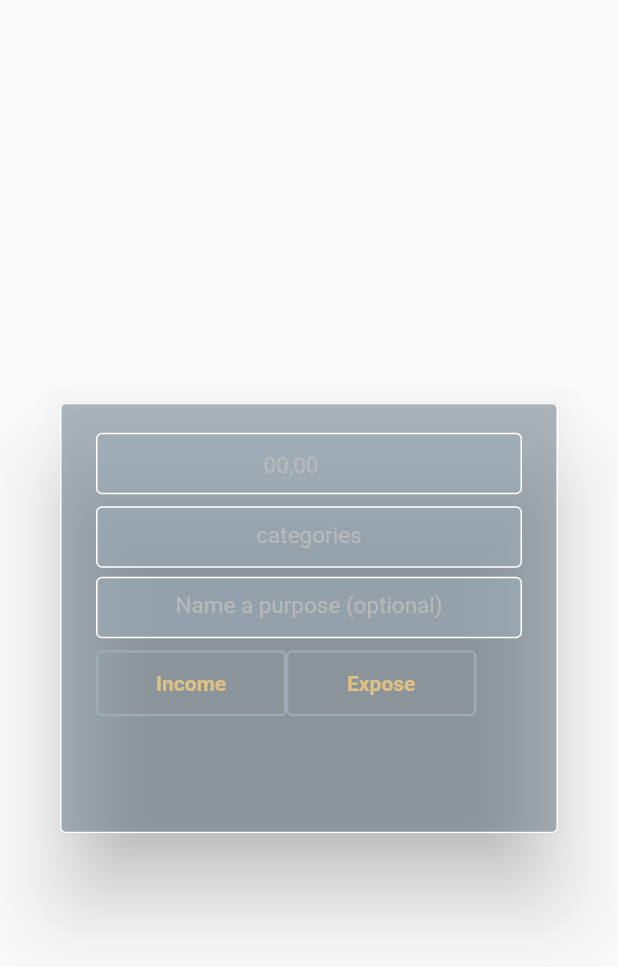
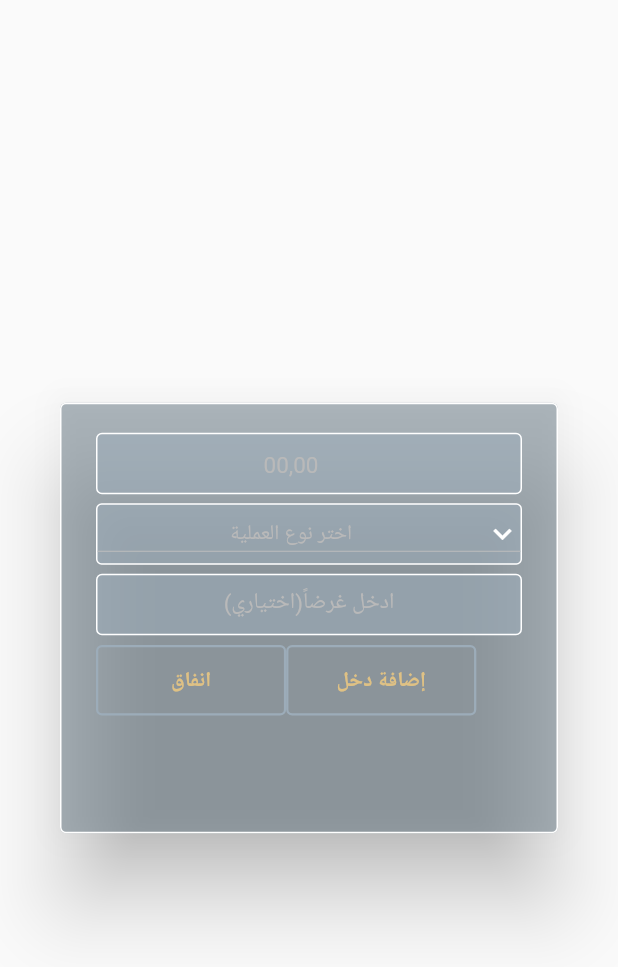
Before and after one commit to SmahBamomen/MoneyManager, a Flutter app: the AddExpense widget shown alone on an empty page, opened directly, on a phone screen of 412 x 824 dp. Shown: the top 967 px of the screen. Run offline on Flutter 3.47's test engine with Material 2 defaults, Android fonts, the phone set to English and light mode, and no system bars; our stand-ins replace cloud_firestore, firebase_auth, firebase_core, flutter_svg, get; missing offline and left inert: dart:ffi, mrx_charts; accounts and stored records are empty; network calls fail.

Commit message:
dropdownlist

```diff
--- a/lib/Widget/custom_textfield.dart
+++ b/lib/Widget/custom_textfield.dart
@@ -91,8 +91,7 @@ class _CustomTextFeildState extends State<CustomTextFeild> {
 OutlineInputBorder inputBorder({widthBorder, color, double? borderRadius}) {
   return OutlineInputBorder(
     borderSide: BorderSide(
-        width: widthBorder ?? 1.0,
-        color: color ?? CustomColors.colorWhite),
+        width: widthBorder ?? 1.0, color: color ?? CustomColors.colorWhite),
     borderRadius: BorderRadius.circular(borderRadius ?? 4),
   );
 }
--- a/lib/screens/add_expense.dart
+++ b/lib/screens/add_expense.dart
@@ -5,6 +5,8 @@ import 'package:money_manager/Widget/custom_textfield.dart';
 import 'package:flutter/services.dart';
 import 'package:money_manager/model/function.dart';
 import 'package:cloud_firestore/cloud_firestore.dart';
+import 'drobDown.dart';
+
 class AddExpense extends StatefulWidget {
   const AddExpense({Key? key}) : super(key: key);
 
@@ -18,10 +20,8 @@ class _AddExpenseState extends State<AddExpense> {
   TextEditingController purposeController = new TextEditingController();
   @override
   Widget build(BuildContext context) {
-    return StatefulBuilder(
-        builder: (BuildContext context, setState) {
+    return StatefulBuilder(builder: (BuildContext context, setState) {
       return AlertDialog(
-
         backgroundColor: CustomColors.colorAlertGrey.withOpacity(0.5),
         scrollable: true,
         shape: RoundedRectangleBorder(
@@ -32,8 +32,6 @@ class _AddExpenseState extends State<AddExpense> {
           height: 243,
           child: Column(
             children: <Widget>[
-
-
               CustomTextFeild(
                 // widthBorder: 0.0,
                 controller: moneyController,
@@ -42,25 +40,20 @@ class _AddExpenseState extends State<AddExpense> {
                 suffix: Icon(Icons.attach_money),
                 keyboardType: TextInputType.phone,
                 inputFormatters: <TextInputFormatter>[
-                  FilteringTextInputFormatter.allow(
-                      RegExp(r'[0-9]')),
+                  FilteringTextInputFormatter.allow(RegExp(r'[0-9]')),
                   LengthLimitingTextInputFormatter(10)
                 ],
               ),
               const SizedBox(
-                height: 8,
+                height: 6,
               ),
-              CustomTextFeild(
-                controller: categoriesController,
-                hinttext: 'categories',
-                keyboardType: TextInputType.number,
-              ),
+              const Dropdown(),
               const SizedBox(
                 height: 6,
               ),
               CustomTextFeild(
                 controller: purposeController,
-                hinttext: 'Name a purpose (optional)',
+                hinttext: 'ادخل غرضاً(اختياري)',
                 keyboardType: TextInputType.number,
               ),
               const SizedBox(
@@ -68,29 +61,35 @@ class _AddExpenseState extends State<AddExpense> {
               ),
               Row(children: [
                 CustomButton(
-                  text: 'Income',
+                  text: 'انفاق',
                   width: MediaQuery.of(context).size.width / 3.25,
                   // color: Colors.white,
                   color: Colors.transparent,
                   textColor: CustomColors.colorYellow,
                   action: () {
                     setState(() {
-
-
-                      incomeAndOutcomeFunction( double.parse(moneyController.value.text), categoriesController.text, purposeController.text,true);
-Navigator.pop(context);
+                      incomeAndOutcomeFunction(
+                          double.parse(moneyController.value.text),
+                          categoriesController.text,
+                          purposeController.text,
+                          true);
+                      Navigator.pop(context);
                     });
                   },
                 ),
                 CustomButton(
                   width: MediaQuery.of(context).size.width / 3.25,
-                  text: 'Expose',
+                  text: 'إضافة دخل',
                   // color: Colors.white,
                   color: Colors.transparent,
                   textColor: CustomColors.colorYellow,
                   action: () {
-                    setState((){
-                      incomeAndOutcomeFunction( double.parse(moneyController.value.text), categoriesController.text, purposeController.text,false);
+                    setState(() {
+                      incomeAndOutcomeFunction(
+                          double.parse(moneyController.value.text),
+                          categoriesController.text,
+                          purposeController.text,
+                          false);
                       Navigator.pop(context);
                     });
                   },
@@ -99,47 +98,61 @@ Navigator.pop(context);
             ],
           ),
         ),
-      );});
+      );
+    });
   }
-  void incomeAndOutcomeFunction(double money , String categories ,String purpose ,bool income) async{
+
+  void incomeAndOutcomeFunction(
+      double money, String categories, String purpose, bool income) async {
     double salary = 0;
-    double incomeCount =0 ;
+    double incomeCount = 0;
     FirebaseFirestore fprofits = FirebaseFirestore.instance;
 
-    final collection = await fprofits.collection('users').doc(auth.currentUser?.uid).get();
+    final collection =
+        await fprofits.collection('users').doc(auth.currentUser?.uid).get();
     final data = collection.data();
     print(data!['monthlyBalance']);
     salary = data!['monthlyBalance'];
     double bacicsOutcome = data!['bacicsOutcome'];
-    if (income == true){
+    if (income == true) {
       incomeCount = salary + money;
-      addToDB(incomeCount,bacicsOutcome);
+      addToDB(incomeCount, bacicsOutcome);
       FirebaseFirestore.instance
-          .collection('users').doc(auth.currentUser?.uid).collection("manager")
-          .add({'money':money , 'categories':categories , 'purpose':purpose ,'income':true,'outcome':false});
-
-    }
-  else {
+          .collection('users')
+          .doc(auth.currentUser?.uid)
+          .collection("manager")
+          .add({
+        'money': money,
+        'categories': categories,
+        'purpose': purpose,
+        'income': true,
+        'outcome': false
+      });
+    } else {
       incomeCount = salary - money;
       bacicsOutcome = bacicsOutcome + money;
-      addToDB(incomeCount,bacicsOutcome);
+      addToDB(incomeCount, bacicsOutcome);
       FirebaseFirestore.instance
-          .collection('users').doc(auth.currentUser?.uid).collection("manager")
-          .add({'money':money , 'categories':categories , 'purpose':purpose ,'income':false,'outcome':true});
-
+          .collection('users')
+          .doc(auth.currentUser?.uid)
+          .collection("manager")
+          .add({
+        'money': money,
+        'categories': categories,
+        'purpose': purpose,
+        'income': false,
+        'outcome': true
+      });
     }
-
-
-
   }
 
-  void addToDB(double monthlyBalance,double bacicsOutcome){
+  void addToDB(double monthlyBalance, double bacicsOutcome) {
     FirebaseFirestore.instance
-        .collection('users').doc(auth.currentUser?.uid)
-        .update({'monthlyBalance':monthlyBalance,'bacicsOutcome':bacicsOutcome});
-  }
-  void exposeFunction(){
-
+        .collection('users')
+        .doc(auth.currentUser?.uid)
+        .update(
+            {'monthlyBalance': monthlyBalance, 'bacicsOutcome': bacicsOutcome});
   }
 
+  void exposeFunction() {}
 }
--- /dev/null
+++ b/lib/screens/drobDown.dart
@@ -0,0 +1,67 @@
+import 'package:flutter/material.dart';
+import 'package:money_manager/Widget/custom_colors.dart';
+
+var list = <String>[
+  'اختر نوع العملية',
+  'الراتب',
+  'دخل إضافي',
+  'التزامات أساسية',
+  'وقود',
+  'اتصالات',
+  'سحب نقدي',
+  'اطعمه',
+  'أجهزة',
+  'مصروفات أخرى'
+];
+
+class Dropdown extends StatefulWidget {
+  const Dropdown({super.key});
+
+  @override
+  State<Dropdown> createState() => _DropdownState();
+}
+
+class _DropdownState extends State<Dropdown> {
+  String dropdownValue = list.first;
+
+  @override
+  Widget build(BuildContext context) {
+    return Container(
+      decoration: BoxDecoration(
+          border: Border.all(color: Colors.white),
+          color: CustomColors.colorTextGrey.withOpacity(0.55),
+          // borderRadius: BorderRadius.all(),
+          borderRadius: BorderRadius.all(Radius.circular(3.75))),
+      width: 363,
+      height: 41,
+      child: DropdownButton<String>(
+        isExpanded: true,
+        value: dropdownValue,
+        borderRadius: BorderRadius.all(Radius.circular(3.75)),
+        dropdownColor: CustomColors.colorTextGrey.withOpacity(0.55),
+
+        //لون القائمه حقت الدروب داون
+        icon: const Icon(
+          Icons.expand_more,
+          color: Colors.white,
+        ),
+        elevation: 16,
+        style: const TextStyle(color: CustomColors.colorHintGrey),
+        //لون خط الدروب داون
+        onChanged: (String? value) {
+          // This is called when the user selects an item.
+          setState(() {
+            dropdownValue = value!;
+          });
+        },
+        items: list.map<DropdownMenuItem<String>>((String value) {
+          return DropdownMenuItem<String>(
+            alignment: AlignmentDirectional.center,
+            value: value,
+            child: Text(value),
+          );
+        }).toList(),
+      ),
+    );
+  }
+}
```
Also changed, not shown: lib/screens/splash.dart (+38 -39 lines). Lines whose indentation alone changed are shown as unchanged.
